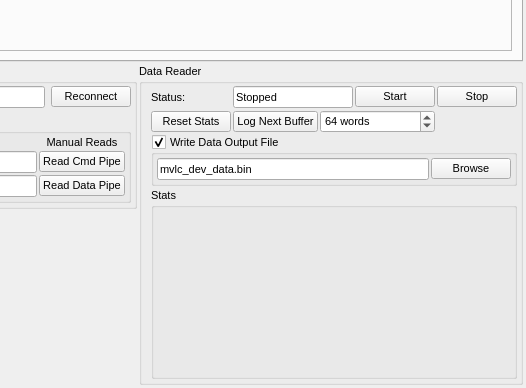
Above: src/mvlc/mvlc_dev_ui.ui from flueke/mvme before the change; both pictures show x 259 to 785 and y 302 to 690 of the 785 by 690 pixel window. Below: the same form after it.
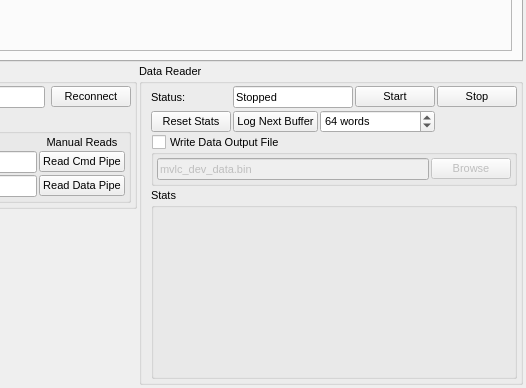
That is the form after the change.

Commit message: small dev gui fixes and comments in usb::Impl

Patch:
```diff
--- a/src/mvlc/mvlc_dev_ui.ui
+++ b/src/mvlc/mvlc_dev_ui.ui
@@ -407,6 +407,9 @@
             <property name="checkable">
              <bool>true</bool>
             </property>
+            <property name="checked">
+             <bool>false</bool>
+            </property>
             <layout class="QGridLayout" name="gridLayout_8">
              <property name="leftMargin">
               <number>3</number>
```
The commit also changes 2 other files.
